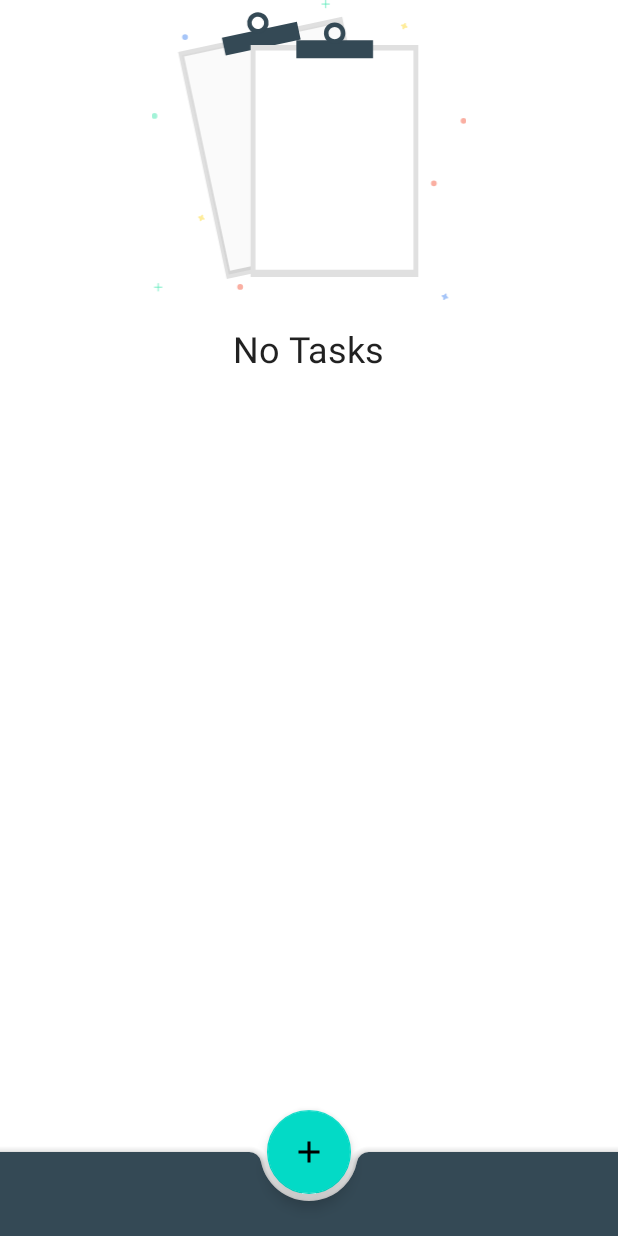
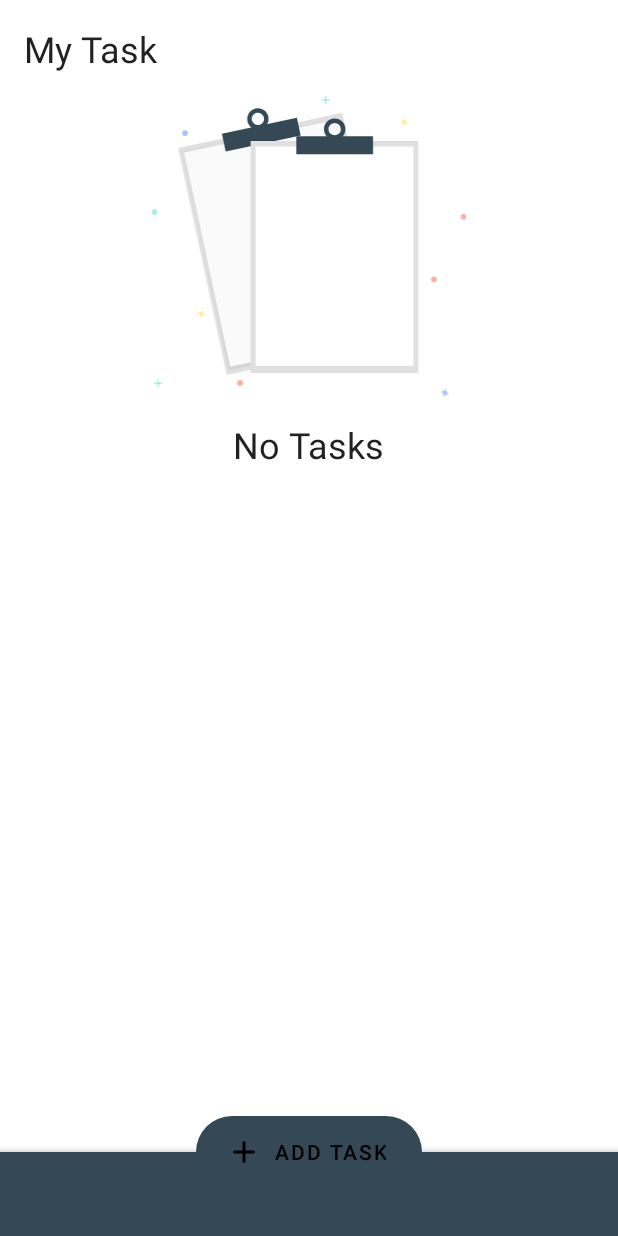
Before and after one commit to alihasan95/TimeManagment, an Android app: the screen it shows after launch (MainActivity), on a phone screen of 412 x 824 dp. Run offline under Robolectric (Android 15) with nearby library versions, the phone set to English and light mode, and no system bars; our stand-ins replace Dagger/Hilt's generated code, Room's generated code, Timber, data binding; 5 statements that could not run were skipped.

Commit message:
add SpaceItemDecoration

```diff
--- a/app/src/main/java/com/teaml/timemanagment/ui/main/home/HomeFragment.kt
+++ b/app/src/main/java/com/teaml/timemanagment/ui/main/home/HomeFragment.kt
@@ -3,6 +3,7 @@ package com.teaml.timemanagment.ui.main.home
 
 import android.os.Bundle
 import android.view.View
+import androidx.core.content.ContextCompat
 import androidx.lifecycle.ViewModelProvider
 import androidx.lifecycle.ViewModelProviders
 import androidx.navigation.fragment.findNavController
@@ -12,6 +13,7 @@ import com.teaml.timemanagment.BR
 import com.teaml.timemanagment.R
 import com.teaml.timemanagment.databinding.FragmentHomeBinding
 import com.teaml.timemanagment.ui.base.BaseFragment
+import com.teaml.timemanagment.utils.SpaceItemDecoration
 import com.teaml.timemanagment.utils.extension.observe
 import com.teaml.timemanagment.utils.extension.obtainViewModel
 import timber.log.Timber
@@ -41,6 +43,9 @@ class HomeFragment : BaseFragment<FragmentHomeBinding, HomeViewModel>() {
         binding.recyclerView.layoutManager = LinearLayoutManager(context!!)
         binding.recyclerView.adapter = adapter
 
+
+        binding.recyclerView.addItemDecoration(SpaceItemDecoration())
+
         adapter.setOnItemClickListener { taskId ->
 
             val actionHomeFragmentToAddFragment =
--- /dev/null
+++ b/app/src/main/java/com/teaml/timemanagment/utils/SpaceItemDecoration.kt
@@ -0,0 +1,48 @@
+package com.teaml.timemanagment.utils
+
+import android.graphics.Rect
+import android.view.View
+import androidx.recyclerview.widget.RecyclerView
+import com.teaml.timemanagment.utils.extension.toPx
+
+class SpaceItemDecoration(
+    var paddingLeft: Int = 8,
+    var paddingRight: Int = 8,
+    var paddingTop: Int = 8,
+    var paddingBottom: Int = 0,
+    var lastItemPadding: Int = 72
+) : RecyclerView.ItemDecoration() {
+
+
+    init {
+        paddingLeft = paddingLeft.toPx()
+        paddingRight = paddingRight.toPx()
+        paddingTop = paddingTop.toPx()
+        paddingBottom = paddingBottom.toPx()
+        lastItemPadding = lastItemPadding.toPx()
+    }
+
+    override fun getItemOffsets(
+        outRect: Rect,
+        view: View,
+        parent: RecyclerView,
+        state: RecyclerView.State
+    ) {
+        super.getItemOffsets(outRect, view, parent, state)
+
+        val itemPosition = parent.getChildAdapterPosition(view)
+        val itemCount = state.itemCount
+
+
+        with(outRect) {
+            bottom = paddingBottom
+            top = paddingTop
+            right = paddingRight
+            left = paddingLeft
+        }
+
+        if (itemCount > 0 && itemPosition == itemCount - 1) {
+            outRect.bottom = lastItemPadding
+        }
+    }
+}
--- /dev/null
+++ b/app/src/main/java/com/teaml/timemanagment/utils/extension/CommonExt.kt
@@ -0,0 +1,6 @@
+package com.teaml.timemanagment.utils.extension
+
+import android.content.res.Resources
+import timber.log.Timber
+
+fun Int.toPx(): Int = (this * Resources.getSystem().displayMetrics.density).toInt()
--- a/app/src/main/res/layout/fragment_home.xml
+++ b/app/src/main/res/layout/fragment_home.xml
@@ -16,29 +16,42 @@
         android:layout_height="match_parent"
         tools:context=".ui.main.MainActivity">
 
+        <TextView
+            android:id="@+id/my_task_text"
+            android:layout_width="wrap_content"
+            android:layout_height="wrap_content"
+            android:padding="@dimen/wide_padding"
+            android:text="@string/my_task"
+            android:textAppearance="@style/TextAppearance.MaterialComponents.Headline5" />
+
+
         <androidx.recyclerview.widget.RecyclerView
             android:id="@+id/recycler_view"
             android:layout_width="match_parent"
             android:layout_height="wrap_content"
-            tools:listitem="@layout/rv_task_item"
-            />
+            android:layout_marginTop="?attr/actionBarSize"
+            tools:listitem="@layout/rv_task_item" />
 
         <com.google.android.material.bottomappbar.BottomAppBar
             android:id="@+id/bar"
+            style="@style/Widget.MaterialComponents.BottomAppBar.Colored"
             android:layout_width="match_parent"
             android:layout_height="wrap_content"
-            android:layout_gravity="bottom"
-            style="@style/Widget.MaterialComponents.BottomAppBar.Colored"
-            app:hideOnScroll="true" />
+            android:layout_gravity="bottom" />
 
-        <com.google.android.material.floatingactionbutton.FloatingActionButton
-            android:id="@+id/fab"
+
+        <com.google.android.material.button.MaterialButton
+            style="@style/ExtendedFabStyle"
             android:layout_width="wrap_content"
             android:layout_height="wrap_content"
             android:onClick="@{() -> viewModel.onAddTaskClick() }"
+            android:text="@string/add_task"
+            app:cornerRadius="@dimen/extended_fab_radius"
+            app:icon="@drawable/ic_add_24dp"
+            app:iconTint="@android:color/black"
             app:layout_anchor="@id/bar"
-            app:layout_anchorGravity="top|center_horizontal"
-            app:srcCompat="@drawable/ic_add_24dp" />
+            app:layout_anchorGravity="center_horizontal" />
+
 
     </androidx.coordinatorlayout.widget.CoordinatorLayout>
 
--- a/app/src/main/res/layout/rv_task_item.xml
+++ b/app/src/main/res/layout/rv_task_item.xml
@@ -14,14 +14,14 @@
         android:id="@+id/card_task"
         android:layout_width="match_parent"
         android:layout_height="wrap_content"
-        android:layout_marginStart="@dimen/medium_padding"
-        android:layout_marginTop="@dimen/medium_padding"
-        android:layout_marginEnd="@dimen/medium_padding"
+        android:background="?android:attr/selectableItemBackground"
         app:cardCornerRadius="4dp"
         app:cardElevation="0dp"
         app:setPriorityColor="@{task.priority}"
-        android:background="?android:attr/selectableItemBackground"
-        tools:cardBackgroundColor="@color/colorPriorityVeryHigh">
+        tools:cardBackgroundColor="@color/colorPriorityVeryHigh"
+        tools:layout_margigBottom="8dp"
+        tools:layout_marginStart="8dp"
+        tools:layout_marginEnd="8dp">
 
         <TextView
             android:id="@+id/text_task"
--- a/app/src/main/res/values/dimens.xml
+++ b/app/src/main/res/values/dimens.xml
@@ -4,4 +4,5 @@
     <dimen name="wide_padding">16dp</dimen>
     <dimen name="img_no_task_height">200dp</dimen>
     <dimen name="add_illustration_image_height">200dp</dimen>
+    <dimen name="extended_fab_radius">56dp</dimen>
 </resources>
--- a/app/src/main/res/values/strings.xml
+++ b/app/src/main/res/values/strings.xml
@@ -9,4 +9,6 @@
     <string name="follow_us">تابعونا على</string>
     <string name="developed_by_team_l">Developed by Team_L</string>
     <string name="delete_task">Delete Task</string>
+    <string name="my_task">My Task</string>
+    <string name="add_task">Add Task</string>
 </resources>
--- a/app/src/main/res/values/styles.xml
+++ b/app/src/main/res/values/styles.xml
@@ -14,4 +14,12 @@
         <item name="android:windowBackground">@drawable/splash_background</item>
     </style>
 
+    <style name="ExtendedFabStyle" parent="Widget.MaterialComponents.Button.UnelevatedButton">
+        <item name="android:paddingStart">20dp</item>
+        <item name="android:paddingTop">12dp</item>
+        <item name="android:paddingEnd">24dp</item>
+        <item name="android:paddingBottom">12dp</item>
+        <item name="android:textColor">@android:color/black</item>
+    </style>
+
 </resources>
```
